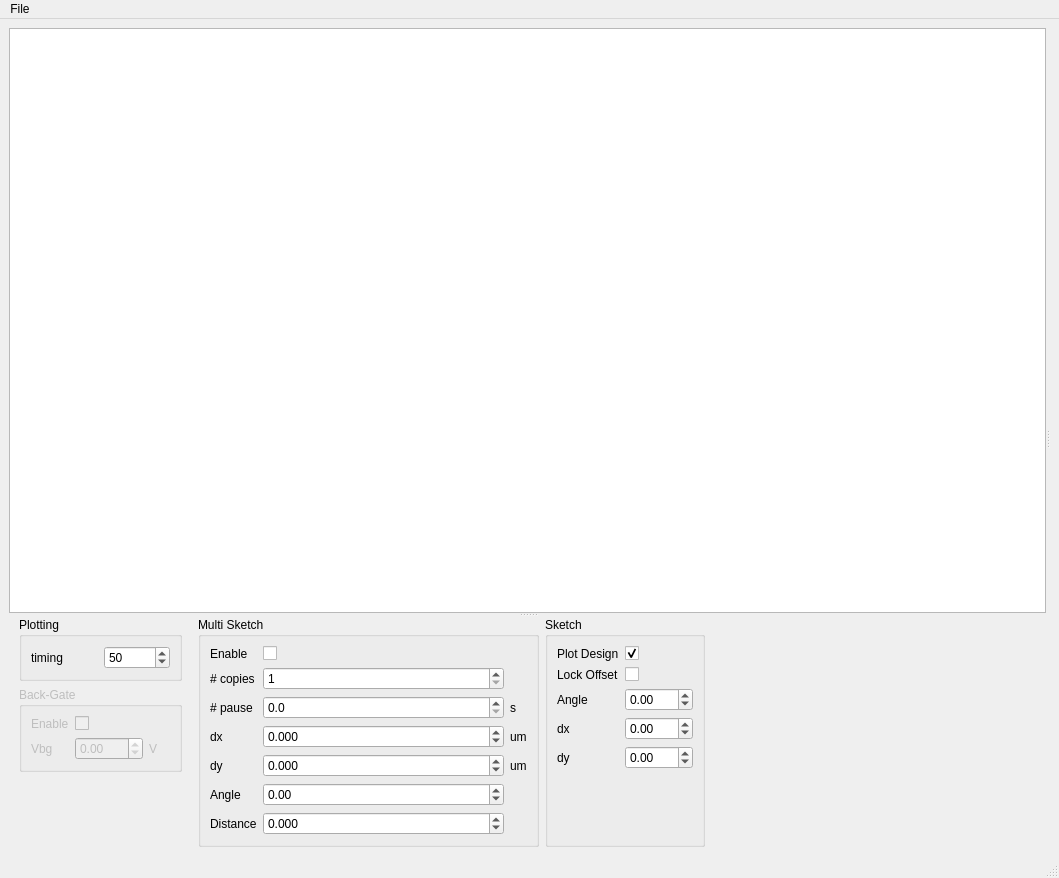
Old version of the form mainwindow.ui in the repository MerlinSmiles/lithocontrol.
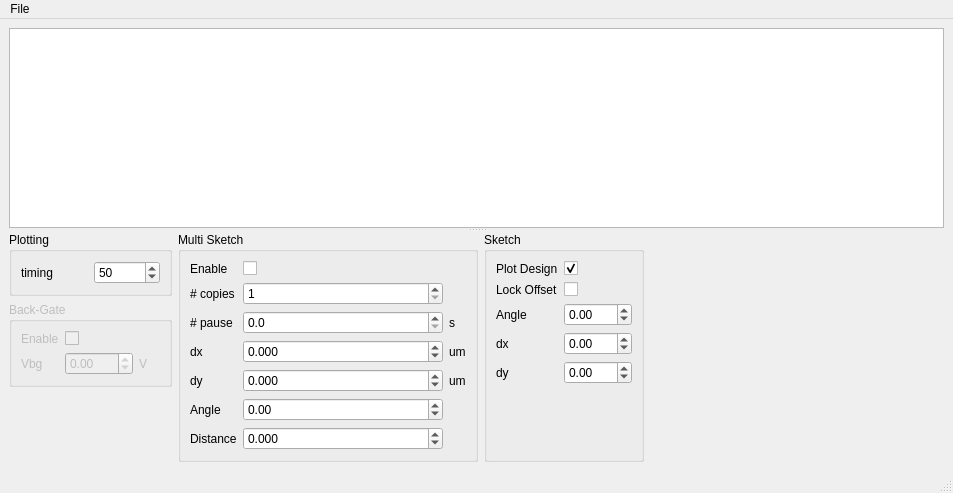
New version of the form.

Commit message: logging and layout updates

```diff
--- a/mainwindow.ui
+++ b/mainwindow.ui
@@ -9,8 +9,8 @@
    <rect>
     <x>0</x>
     <y>0</y>
-    <width>1059</width>
-    <height>878</height>
+    <width>953</width>
+    <height>493</height>
    </rect>
   </property>
   <property name="sizePolicy">
@@ -30,7 +30,7 @@
   </property>
   <widget class="QWidget" name="centralwidget">
    <layout class="QGridLayout" name="gridLayout">
-    <item row="0" column="0">
+    <item row="0" column="1">
      <widget class="QSplitter" name="splitter">
       <property name="sizePolicy">
        <sizepolicy hsizetype="MinimumExpanding" vsizetype="Preferred">
@@ -85,7 +85,7 @@
        </widget>
        <widget class="QWidget" name="gridLayoutWidget">
         <layout class="QGridLayout" name="gridLayout_2">
-         <item row="0" column="6">
+         <item row="0" column="5">
           <widget class="QGroupBox" name="groupBox_3">
            <property name="title">
             <string>Sketch</string>
@@ -217,13 +217,7 @@
           </widget>
          </item>
          <item row="0" column="3">
-          <layout class="QVBoxLayout" name="verticalLayout_4" stretch="0,0,0">
-           <property name="leftMargin">
-            <number>10</number>
-           </property>
-           <property name="rightMargin">
-            <number>10</number>
-           </property>
+          <layout class="QVBoxLayout" name="verticalLayout_4">
            <item>
             <widget class="QGroupBox" name="groupBox_4">
              <property name="sizePolicy">
@@ -373,7 +367,7 @@
            </item>
           </layout>
          </item>
-         <item row="0" column="7">
+         <item row="0" column="6">
           <spacer name="horizontalSpacer">
            <property name="orientation">
             <enum>Qt::Horizontal</enum>
@@ -388,6 +382,9 @@
          </item>
          <item row="0" column="4">
           <layout class="QVBoxLayout" name="verticalLayout">
+           <property name="spacing">
+            <number>6</number>
+           </property>
            <item>
             <widget class="QGroupBox" name="groupBox">
              <property name="title">
@@ -591,15 +588,9 @@
            </item>
           </layout>
          </item>
-         <item row="0" column="5">
-          <layout class="QVBoxLayout" name="verticalLayout_2"/>
-         </item>
         </layout>
        </widget>
       </widget>
-      <widget class="QWidget" name="verticalLayoutWidget">
-       <layout class="QVBoxLayout" name="plotSplitter"/>
-      </widget>
      </widget>
     </item>
    </layout>
@@ -609,7 +600,7 @@
     <rect>
      <x>0</x>
      <y>0</y>
-     <width>1059</width>
+     <width>953</width>
      <height>21</height>
     </rect>
    </property>
```
The commit also changes 10 other files.
